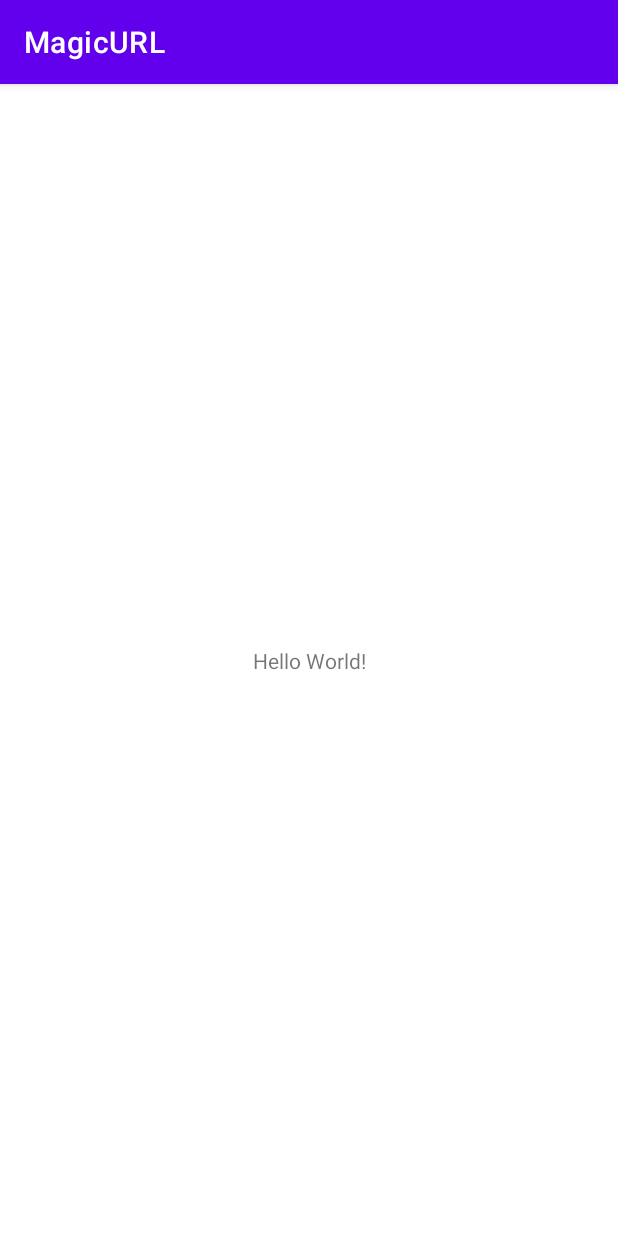
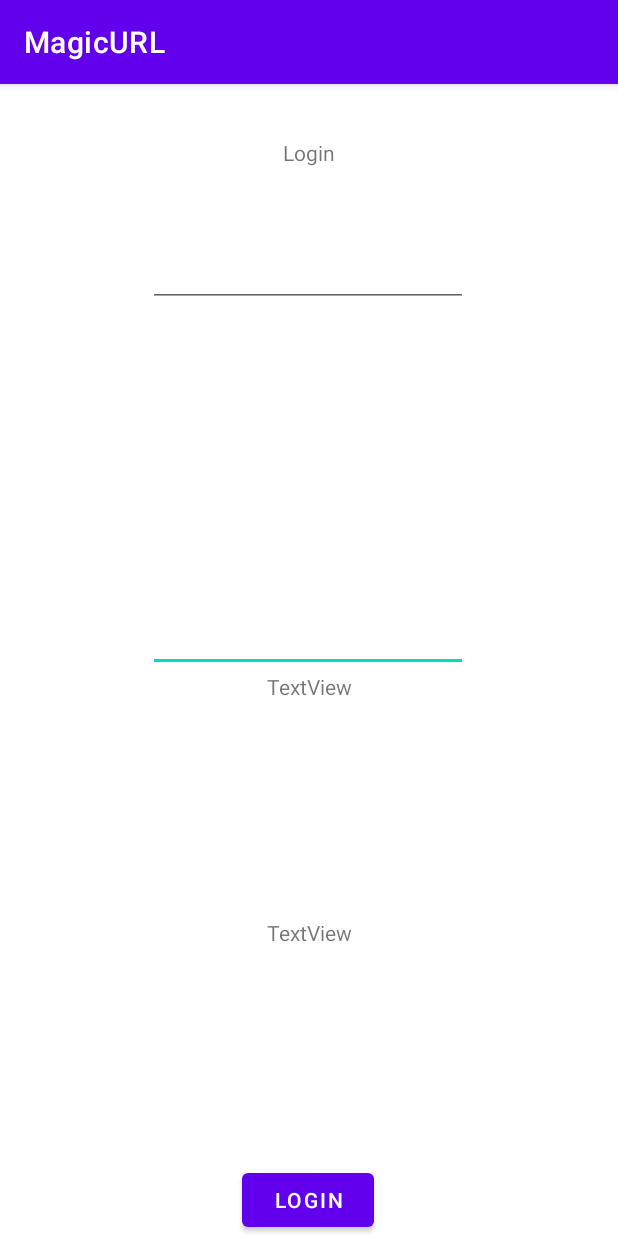
Before and after one commit to AndrewMandrew/Magic-URL, an Android app: the screen it shows after launch (MainActivity before the commit, LoginActivity after it), on a phone screen of 412 x 824 dp. Run offline under Robolectric (Android 15) with nearby library versions, the phone set to English and light mode, and no system bars; our stand-ins replace Firebase (no records; nobody signed in at launch, a user with empty details on screens opened directly).

Commit message:
Add login & register with firebase.

```diff
--- /dev/null
+++ b/app/src/main/res/layout/activity_login.xml
@@ -0,0 +1,72 @@
+<?xml version="1.0" encoding="utf-8"?>
+<androidx.constraintlayout.widget.ConstraintLayout xmlns:android="http://schemas.android.com/apk/res/android"
+    xmlns:app="http://schemas.android.com/apk/res-auto"
+    xmlns:tools="http://schemas.android.com/tools"
+    android:layout_width="match_parent"
+    android:layout_height="match_parent"
+    tools:context=".LoginActivity">
+
+    <TextView
+        android:id="@+id/textView2"
+        android:layout_width="wrap_content"
+        android:layout_height="wrap_content"
+        android:layout_marginTop="36dp"
+        android:text="Login"
+        app:layout_constraintEnd_toEndOf="parent"
+        app:layout_constraintStart_toStartOf="parent"
+        app:layout_constraintTop_toTopOf="parent" />
+
+    <Button
+        android:id="@+id/btn_login"
+        android:layout_width="wrap_content"
+        android:layout_height="wrap_content"
+        android:text="login"
+        app:layout_constraintBottom_toBottomOf="parent"
+        app:layout_constraintEnd_toEndOf="parent"
+        app:layout_constraintHorizontal_bias="0.498"
+        app:layout_constraintStart_toStartOf="parent" />
+
+    <EditText
+        android:id="@+id/et_login_password"
+        android:layout_width="wrap_content"
+        android:layout_height="wrap_content"
+        android:layout_marginBottom="328dp"
+        android:ems="10"
+        android:inputType="textPassword"
+        app:layout_constraintBottom_toTopOf="@+id/btn_login"
+        app:layout_constraintEnd_toEndOf="parent"
+        app:layout_constraintHorizontal_bias="0.497"
+        app:layout_constraintStart_toStartOf="parent" />
+
+    <EditText
+        android:id="@+id/et_login_email"
+        android:layout_width="wrap_content"
+        android:layout_height="wrap_content"
+        android:ems="10"
+        android:inputType="textEmailAddress"
+        app:layout_constraintBottom_toTopOf="@+id/et_login_password"
+        app:layout_constraintEnd_toEndOf="parent"
+        app:layout_constraintHorizontal_bias="0.497"
+        app:layout_constraintStart_toStartOf="parent"
+        app:layout_constraintTop_toBottomOf="@+id/textView2"
+        app:layout_constraintVertical_bias="0.196" />
+
+    <TextView
+        android:id="@+id/tv_register"
+        android:layout_width="wrap_content"
+        android:layout_height="wrap_content"
+        android:text="TextView"
+        app:layout_constraintEnd_toEndOf="parent"
+        app:layout_constraintStart_toStartOf="parent"
+        app:layout_constraintTop_toBottomOf="@+id/et_login_password" />
+
+    <TextView
+        android:id="@+id/tv_forgot_password"
+        android:layout_width="wrap_content"
+        android:layout_height="wrap_content"
+        android:text="TextView"
+        app:layout_constraintBottom_toTopOf="@+id/btn_login"
+        app:layout_constraintEnd_toEndOf="parent"
+        app:layout_constraintStart_toStartOf="parent"
+        app:layout_constraintTop_toBottomOf="@+id/tv_register" />
+</androidx.constraintlayout.widget.ConstraintLayout>
--- a/build.gradle
+++ b/build.gradle
@@ -1,4 +1,10 @@
 // Top-level build file where you can add configuration options common to all sub-projects/modules.
+buildscript {
+    dependencies {
+        classpath 'com.google.gms:google-services:4.3.13'
+    }
+}
+
 plugins {
     id 'com.android.application' version '7.3.1' apply false
     id 'com.android.library' version '7.3.1' apply false
```
Also changed, not shown: app/build.gradle (+12 -2 lines), app/src/main/AndroidManifest.xml (+22 -1 lines), app/src/main/java/com/magicurl/ForgotPasswordActivity.kt (added, +11 -0 lines), app/src/main/java/com/magicurl/LoginActivity.kt (added, +111 -0 lines), app/src/main/java/com/magicurl/MainActivity.kt (+17 -0 lines), app/src/main/java/com/magicurl/RegisterActivity.kt (added, +107 -0 lines), app/src/main/res/layout/activity_forgot_password.xml (added, +9 -0 lines), app/src/main/res/layout/activity_main.xml (+34 -1 lines), app/src/main/res/layout/activity_register.xml (added, +66 -0 lines), 1 other file.
